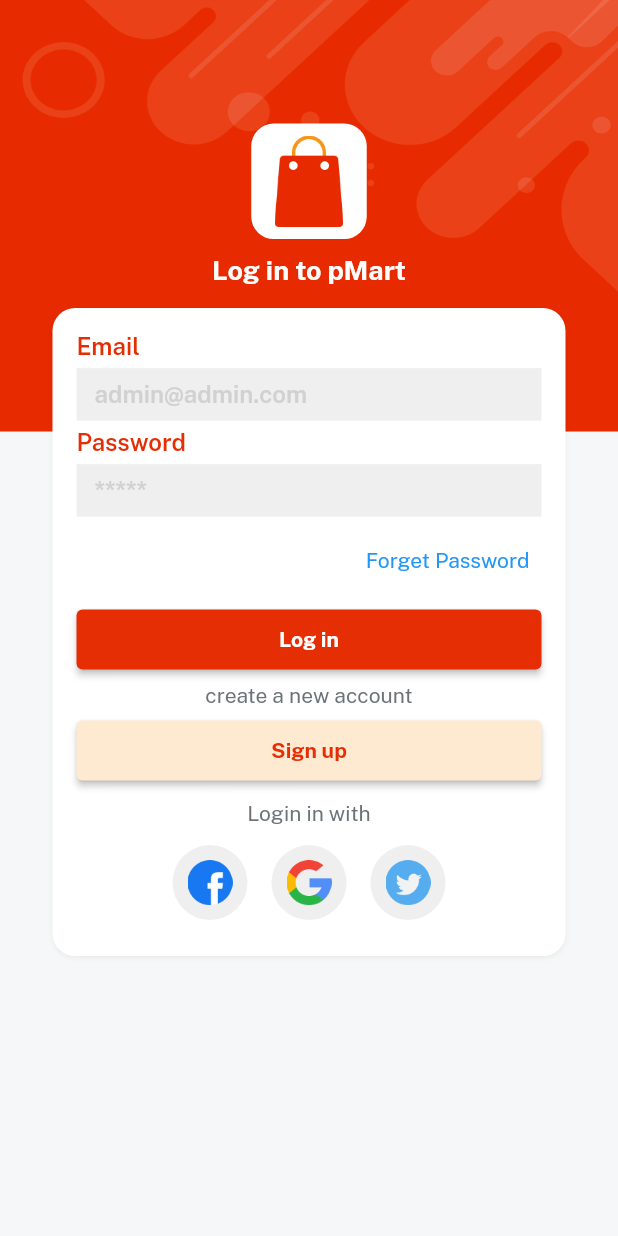
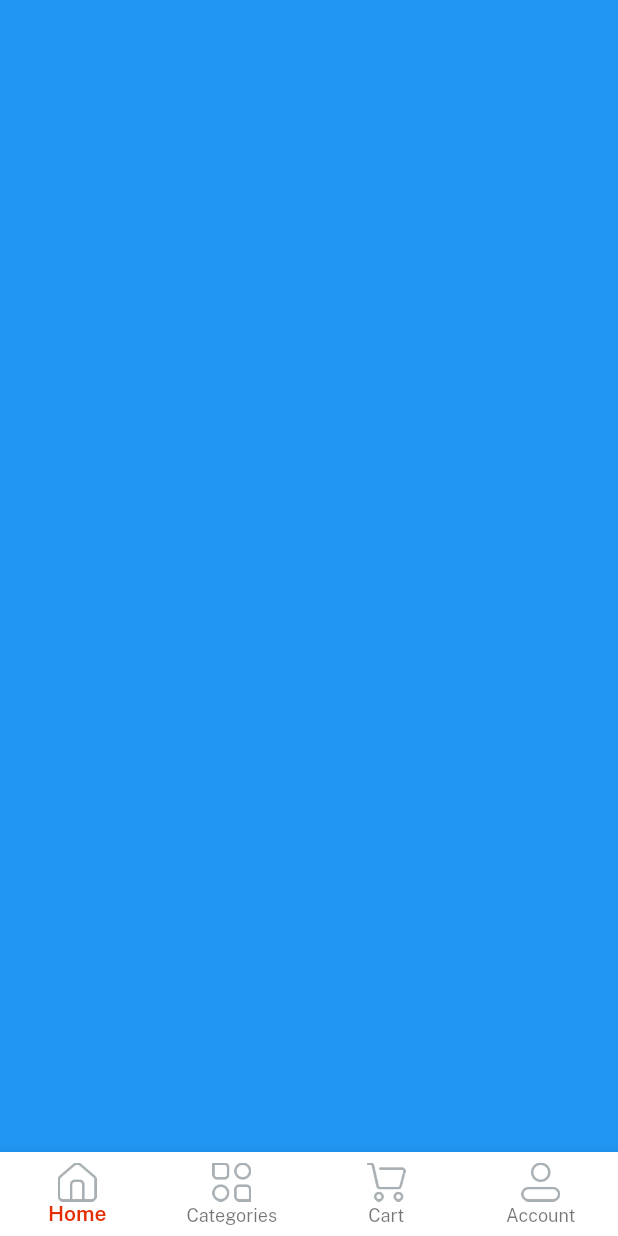
Before and after one commit to sazidansari9634/ecitymart_app, a Flutter app: the screen it shows after launch, after a tap on "Log in", on a phone screen of 412 x 824 dp. Run offline on Flutter 3.47's test engine with Material 2 defaults, Android fonts, the light colour scheme and no system bars; our stand-ins replace get, velocity_x.

Commit message:
home _controller setup with bottomnavvar setup

```diff
--- a/lib/const/strings.dart
+++ b/lib/const/strings.dart
@@ -1,3 +1,4 @@
+
 const appname = "pMart";
 const appversion = "Version 1.0.0";
 const credits = "@Sazid Ans";
@@ -16,3 +17,6 @@
 const privacyPolicy = "Privacy Policy";
 const termAndCond = "Terms and Conditions";
 const alreadyHaveAccount = "Already have an account? ";
+
+//home strings
+const home = "Home" , categories = "Categories", cart = "Cart", account = "Account";
--- /dev/null
+++ b/lib/controllers/home_controller.dart
@@ -0,0 +1,5 @@
+import 'package:get/get.dart';
+
+class HomeController extends GetxController{
+  var currentNavIndex = 0.obs;
+}
--- a/lib/views/auth_screen.dart/login_screen.dart
+++ b/lib/views/auth_screen.dart/login_screen.dart
@@ -1,6 +1,7 @@
 import 'package:ecitymart_app/const/consts.dart';
 import 'package:ecitymart_app/const/lists.dart';
 import 'package:ecitymart_app/views/auth_screen.dart/signup_screen.dart';
+import 'package:ecitymart_app/views/homescreen/home_screen.dart';
 import 'package:ecitymart_app/widgets/app_logo_widget.dart';
 import 'package:ecitymart_app/widgets/bg_widget.dart';
 import 'package:ecitymart_app/widgets/custom_textfield.dart';
@@ -42,7 +43,9 @@
                      ),
                  ),
                  5.heightBox,
-                 ourButton(color: redColor, title: login, textColor: whiteColor, onPress: (){}).box.width(context.screenWidth - 50).make(),
+                 ourButton(color: redColor, title: login, textColor: whiteColor, onPress: (){
+                  Get.to(()=> const HomeScreen());
+                 }).box.width(context.screenWidth - 50).make(),
                  5.heightBox,
                  createNewAccout.text.color(fontGrey).make(),
                  5.heightBox,
--- /dev/null
+++ b/lib/views/homescreen/home_screen.dart
@@ -0,0 +1,55 @@
+import 'package:ecitymart_app/const/consts.dart';
+import 'package:ecitymart_app/controllers/home_controller.dart';
+import 'package:get/get.dart';
+import 'package:get/get_core/src/get_main.dart';
+
+
+class HomeScreen extends StatelessWidget {
+  const HomeScreen({super.key});
+
+  @override
+  Widget build(BuildContext context) {
+    //init home controller
+    var controller = Get.put(HomeController());
+   var navbarItem = [
+    BottomNavigationBarItem(icon: Image.asset(icHome, width: 26,),label: home),
+    BottomNavigationBarItem(icon: Image.asset(icCategories, width: 26,),label: categories),
+    BottomNavigationBarItem(icon: Image.asset(icCart, width: 26,),label: cart),
+    BottomNavigationBarItem(icon: Image.asset(icProfile, width: 26,),label: account),
+
+   ];
+
+   var navBody = [
+    Container(color: Colors.blue,),
+    Container(color: Colors.amber,),
+    Container(color: Colors.purple,),
+    Container(color: Colors.cyan,),
+   ];
+    return Scaffold(
+      body: Column(
+        children: [
+          Obx(()=>
+             Expanded(
+              child: navBody.elementAt(controller.currentNavIndex.value),
+            ),
+          ),
+        ],
+      ),
+      bottomNavigationBar: Obx(()=>
+         BottomNavigationBar(
+          currentIndex: controller.currentNavIndex.value,
+          selectedItemColor: redColor,
+          selectedLabelStyle: const TextStyle(
+            fontFamily: semibold
+          ),
+          type: BottomNavigationBarType.fixed,
+          backgroundColor: whiteColor,
+          items: navbarItem,
+          onTap: (value) {
+            controller.currentNavIndex.value = value;
+          },
+          ),
+      ),
+    );
+  }
+}
```
